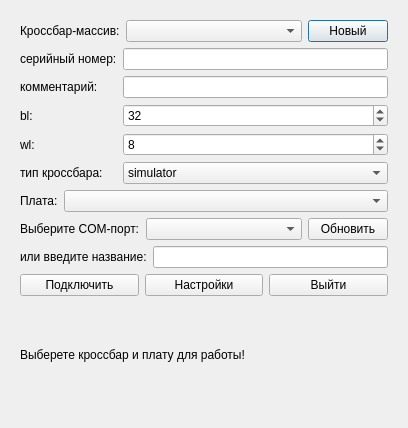
The window that gui/uies/connect.ui (neurocomputer/MemriBoard) describes before a commit, drawn with Qt 5.
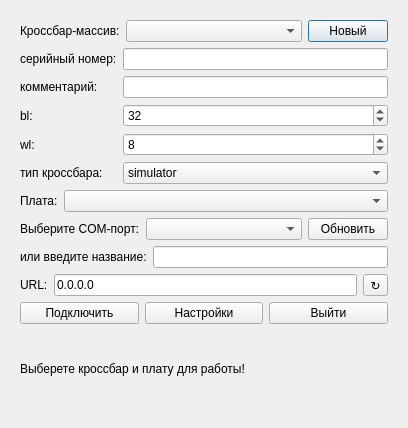
The same window after the commit.

The edit to the form file:
```diff
--- a/gui/uies/connect.ui
+++ b/gui/uies/connect.ui
@@ -271,6 +271,31 @@
           </item>
          </layout>
         </item>
+        <item>
+         <layout class="QGridLayout" name="gridLayout_2">
+          <item row="0" column="0">
+           <widget class="QLabel" name="label_3">
+            <property name="text">
+             <string>URL:</string>
+            </property>
+           </widget>
+          </item>
+          <item row="0" column="1">
+           <widget class="QLineEdit" name="edit_server">
+            <property name="text">
+             <string>0.0.0.0</string>
+            </property>
+           </widget>
+          </item>
+          <item row="0" column="2">
+           <widget class="QToolButton" name="button_ping">
+            <property name="text">
+             <string>↻</string>
+            </property>
+           </widget>
+          </item>
+         </layout>
+        </item>
         <item>
          <layout class="QHBoxLayout" name="horizontalLayout_4">
           <property name="sizeConstraint">
```
